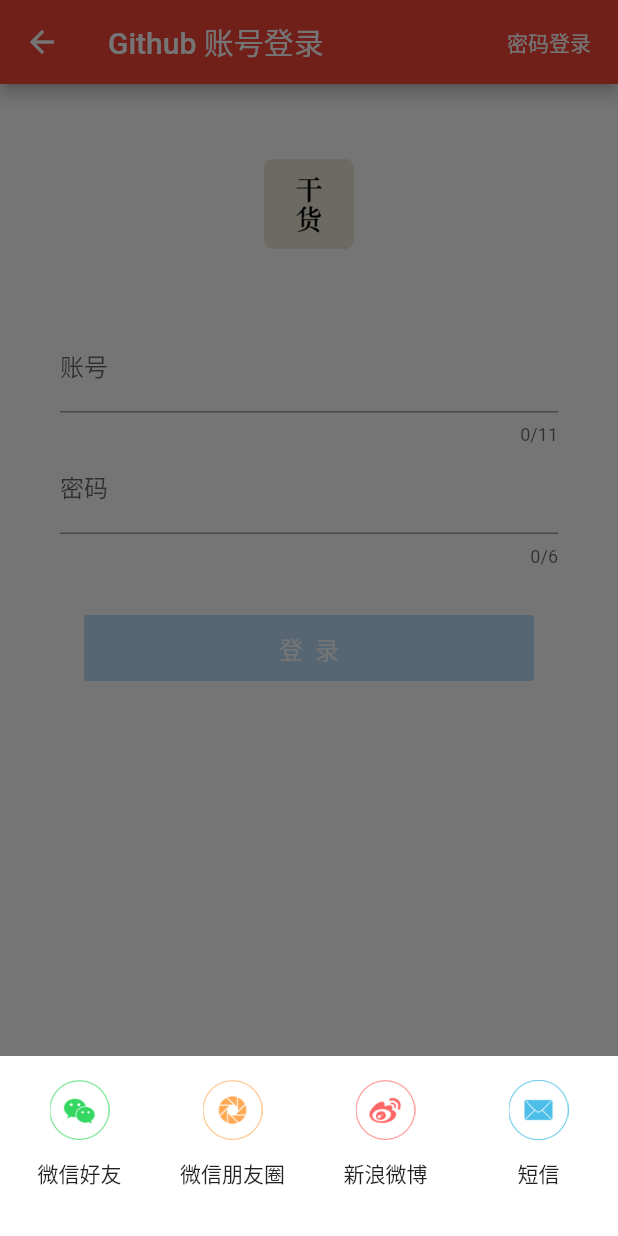
After one commit to BenefitTech/RecreateGank, a Flutter app: the LoginPage screen opened directly, after a tap on "密码登录", on a phone screen of 412 x 824 dp. The commit adds this screen. Run offline on Flutter 3.47's test engine with Material 2 defaults, Android fonts, the phone set to English and light mode, and no system bars; our stand-ins replace cached_network_image, pull_to_refresh, shared_preferences; missing offline and left inert: flutter_webview_plugin; accounts and stored records are empty; network calls fail.

Commit message:
构建登录页面

```diff
--- a/lib/common/GlobalConfig.dart
+++ b/lib/common/GlobalConfig.dart
@@ -15,4 +15,16 @@ class GlobalConfig {
 
   // 侧边栏
   static String welfare = "福利";
+
+
+
+  // 登录
+  static String githubLogin = 'Github 账号登录';
+  static String pwdLogin = '密码登录';
+  static String loginSubView = '登  录';
+  static String pwd = '密码';
+  static String nice = '账号';
+  static String inputCode = '请输入短信验证码';
+  static String inputNice = '请输入用户名/邮箱地址';
+
 }
--- /dev/null
+++ b/lib/model/MenuModel.dart
@@ -0,0 +1,23 @@
+const String _wx = '微信好友';
+const String _wx_circle = '微信朋友圈';
+const String _sina = '新浪微博';
+const String _msg = '短信';
+
+class Menu {
+  final int index;
+  final String title;
+  final String icon;
+  const Menu({this.index,this.title,this.icon});
+}
+
+const List<Menu> menus_share = const <Menu>[
+  Menu(index: 0,title: _wx,icon: 'images/icon_wx.png'),
+  Menu(index: 1,title: _wx_circle,icon: 'images/icon_circle.png'),
+  Menu(index: 2,title: _sina,icon: 'images/icon_sina.png'),
+  Menu(index: 3,title: _msg,icon: 'images/icon_msg.png'),
+];
+
+const List<Menu> menus_login = const <Menu>[
+  Menu(index: 0, title: _wx, icon: "images/icon_wx.png"),
+  Menu(index: 1, title: _sina, icon: "images/icon_sina.png"),
+];
--- /dev/null
+++ b/lib/pages/login/LoginPage.dart
@@ -0,0 +1,173 @@
+import 'package:flutter/material.dart';
+import 'package:flutter/services.dart';
+import 'package:recreate_gank/common/GlobalConfig.dart';
+import 'package:recreate_gank/pages/other/components/ShareView.dart';
+
+class LoginPage extends StatefulWidget {
+  LoginPage({Key key}) : super(key: key);
+
+  _LoginPageState createState() => _LoginPageState();
+}
+
+class _LoginPageState extends State<LoginPage> {
+  GlobalKey<ScaffoldState> registKey = GlobalKey();
+
+  String _phoneNum = '';
+  String _verifyCode = '';
+
+  Widget _buildPhoneEdit() {
+    final node = FocusNode();
+    return Padding(
+      padding: EdgeInsets.only(left: 40.0, right: 40.0),
+      child: TextField(
+        onChanged: (str) {
+          setState(() {
+            _phoneNum = str;
+          });
+        },
+        decoration: InputDecoration(
+          hintText: GlobalConfig.inputNice,
+          labelText: GlobalConfig.nice,
+          hintStyle: TextStyle(fontSize: 12.0, color: Colors.grey),
+        ),
+        maxLines: 1,
+        maxLength: 11,
+        // 键盘展示为号码
+        keyboardType: TextInputType.phone,
+        // 只能输入数字
+        inputFormatters: <TextInputFormatter>[
+          WhitelistingTextInputFormatter.digitsOnly
+        ],
+        onSubmitted: (text) {
+          FocusScope.of(context).reparentIfNeeded(node);
+        },
+      ),
+    );
+  }
+
+  Widget _buildVerifyCodeEdit() {
+    final node = FocusNode();
+    Widget verifyCodeEdit = TextField(
+      onChanged: (str) {
+        setState(() {
+          _verifyCode = str;
+        });
+      },
+      decoration: InputDecoration(
+        hintText: GlobalConfig.inputCode,
+        labelText: GlobalConfig.pwd,
+        hintStyle: TextStyle(fontSize: 12.0, color: Colors.grey),
+      ),
+      maxLines: 1,
+      maxLength: 6,
+      // 键盘展示为数字
+      keyboardType: TextInputType.number,
+      // 只能输入数字
+      inputFormatters: <TextInputFormatter>[
+        WhitelistingTextInputFormatter.digitsOnly
+      ],
+      onSubmitted: (text) {
+        FocusScope.of(context).reparentIfNeeded(node);
+      },
+    );
+
+    return Padding(
+      padding: EdgeInsets.only(left: 40.0, right: 40.0, top: 0.0),
+      child: Stack(
+        children: <Widget>[
+          verifyCodeEdit,
+        ],
+      ),
+    );
+  }
+
+  Widget _buildRegister() {
+    return Padding(
+      padding: EdgeInsets.only(top: 30.0, bottom: 30.0),
+      child: RaisedButton(
+        padding: EdgeInsets.fromLTRB(130.0, 10.0, 130.0, 10.0),
+        color: GlobalConfig.colorPrimary,
+        textColor: Colors.white,
+        disabledColor: Colors.blue[100],
+        onPressed: (_phoneNum.isEmpty || _verifyCode.isEmpty)
+            ? null
+            : () {
+                showTips();
+              },
+        child: Text(
+          GlobalConfig.loginSubView,
+          style: TextStyle(fontSize: 16.0, color: Colors.white),
+        ),
+      ),
+    );
+  }
+
+  Widget _buildTips() {
+    return Padding(
+      padding: EdgeInsets.only(left: 40, right: 40, top: 50, bottom: 50),
+      child: Row(
+        mainAxisAlignment: MainAxisAlignment.center,
+        children: <Widget>[
+          Image.asset(
+            'images/logo.png',
+            width: 60,
+            height: 60,
+          )
+        ],
+      ),
+    );
+  }
+
+  Widget _buildBody() {
+    return Column(
+      children: <Widget>[
+        _buildTips(),
+        _buildPhoneEdit(),
+        _buildVerifyCodeEdit(),
+        _buildRegister()
+      ],
+    );
+  }
+
+  showTips() {
+    showModalBottomSheet(
+        context: context,
+        builder: (BuildContext context) {
+          return Container(
+            child: Padding(
+                padding: EdgeInsets.all(32),
+                child: Text(
+                  '没有相关接口，这是一个纯UI界面，提供部分交互体验',
+                  textAlign: TextAlign.center,
+                  style: TextStyle(
+                      color: Theme.of(context).accentColor, fontSize: 24.0),
+                )),
+          );
+        });
+  }
+
+  @override
+  Widget build(BuildContext context) {
+    return Material(
+      child: Scaffold(
+        key: registKey,
+        backgroundColor: Colors.white,
+        appBar: AppBar(
+          title: Text(GlobalConfig.githubLogin),
+          actions: <Widget>[
+            InkWell(
+              child: Padding(
+                padding: EdgeInsets.all(18.0),
+                child: Text(GlobalConfig.pwdLogin),
+              ),
+              onTap: (){
+                ShareView.buildBottomPop(context);
+              },
+            )
+          ],
+        ),
+        body: _buildBody(),
+      ),
+    );
+  }
+}
--- /dev/null
+++ b/lib/pages/other/components/ShareView.dart
@@ -0,0 +1,36 @@
+import 'package:flutter/material.dart';
+import 'package:recreate_gank/model/MenuModel.dart';
+
+class ShareView {
+  static buildBottomPop(BuildContext context) {
+    showModalBottomSheet(
+        context: context,
+        builder: (context) {
+          return Container(
+            height: 120.0,
+            color: Colors.white,
+            child: GridView.count(
+              crossAxisCount: 4,
+              mainAxisSpacing: 4.0,
+              crossAxisSpacing: 4.0,
+              padding: EdgeInsets.all(4.0),
+              children: menus_share.map((Menu m) {
+                return GestureDetector(
+                  onTap: () {},
+                  child: Column(
+                    mainAxisSize: MainAxisSize.min,
+                    children: <Widget>[
+                      Padding(
+                        padding: EdgeInsets.only(top: 12.0, bottom: 12.0),
+                        child: Image.asset(m.icon, width: 40.0, height: 40.0),
+                      ),
+                      Text(m.title),
+                    ],
+                  ),
+                );
+              }).toList(),
+            ),
+          );
+        });
+  }
+}
```
Also changed, not shown: pubspec.yaml (+8 -0 lines), images/icon_circle.png (added), images/icon_home.png (added), images/icon_msg.png (added), images/icon_sina.png (added), images/icon_wx.png (added), images/logo.png (added).
